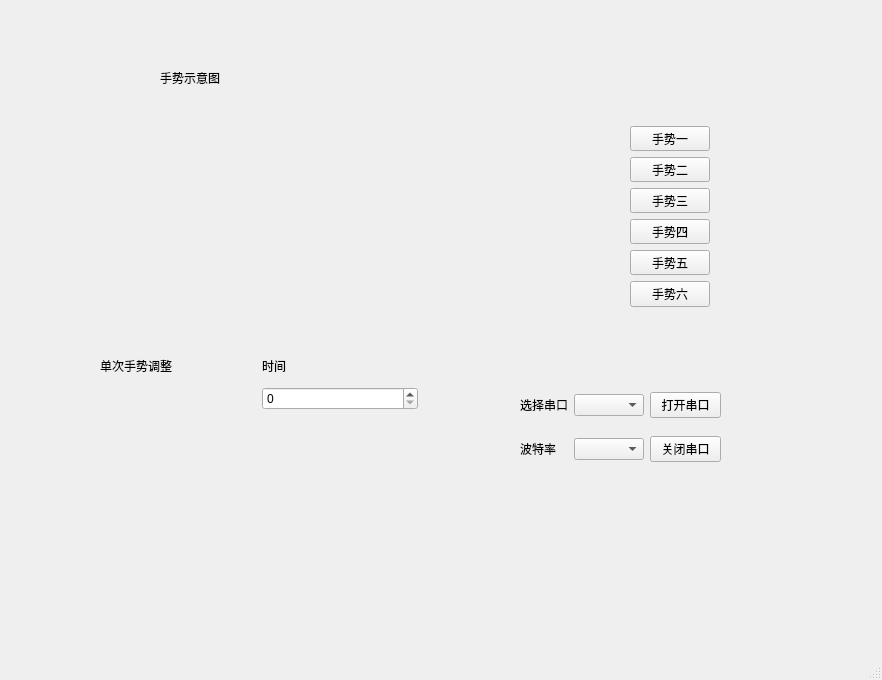
ttttwwww/mechanical-hand, file mainwindow.ui: the form before one commit.
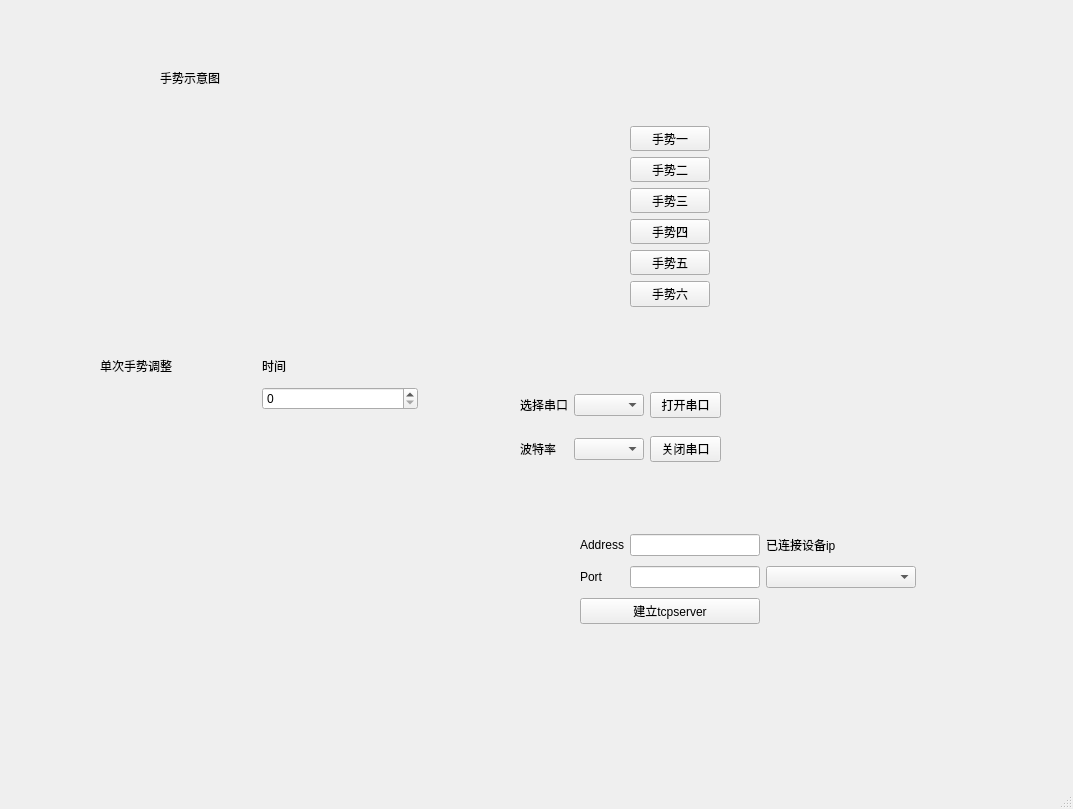
The form after the commit. Custom widgets are drawn as their Qt base class.

Commit message: ui部分增加了网络模块     网络模块有输入ip和port两个textline和一个显示已连接client的combobox 加上了tcpserver的建立，尚未调试

```diff
--- a/mainwindow.ui
+++ b/mainwindow.ui
@@ -6,8 +6,8 @@
    <rect>
     <x>0</x>
     <y>0</y>
-    <width>882</width>
-    <height>680</height>
+    <width>1073</width>
+    <height>809</height>
    </rect>
   </property>
   <property name="windowTitle">
@@ -226,6 +226,62 @@
      </item>
     </layout>
    </widget>
+   <widget class="QWidget" name="net_widget" native="true">
+    <property name="geometry">
+     <rect>
+      <x>580</x>
+      <y>530</y>
+      <width>336</width>
+      <height>101</height>
+     </rect>
+    </property>
+    <layout class="QGridLayout" name="gridLayout">
+     <item row="0" column="0">
+      <widget class="QLabel" name="label_2">
+       <property name="text">
+        <string>Address</string>
+       </property>
+      </widget>
+     </item>
+     <item row="0" column="1">
+      <widget class="QLineEdit" name="tcp_server_ip_line_Edit"/>
+     </item>
+     <item row="0" column="2">
+      <widget class="QLabel" name="label_7">
+       <property name="text">
+        <string>已连接设备ip</string>
+       </property>
+      </widget>
+     </item>
+     <item row="1" column="0">
+      <widget class="QLabel" name="label_6">
+       <property name="text">
+        <string>Port</string>
+       </property>
+      </widget>
+     </item>
+     <item row="1" column="1">
+      <widget class="QLineEdit" name="tcp_server_port_line_Edit"/>
+     </item>
+     <item row="1" column="2">
+      <widget class="QComboBox" name="tcp_server_connected_ip_comboBox">
+       <property name="minimumSize">
+        <size>
+         <width>150</width>
+         <height>0</height>
+        </size>
+       </property>
+      </widget>
+     </item>
+     <item row="2" column="0" colspan="2">
+      <widget class="QPushButton" name="tcp_server_setup_pushButton">
+       <property name="text">
+        <string>建立tcpserver</string>
+       </property>
+      </widget>
+     </item>
+    </layout>
+   </widget>
   </widget>
   <widget class="QMenuBar" name="menubar">
    <property name="geometry">
```
Left out of the diff: 2 changed lines with no effect on the pictures. The commit also changes 8 other files.
